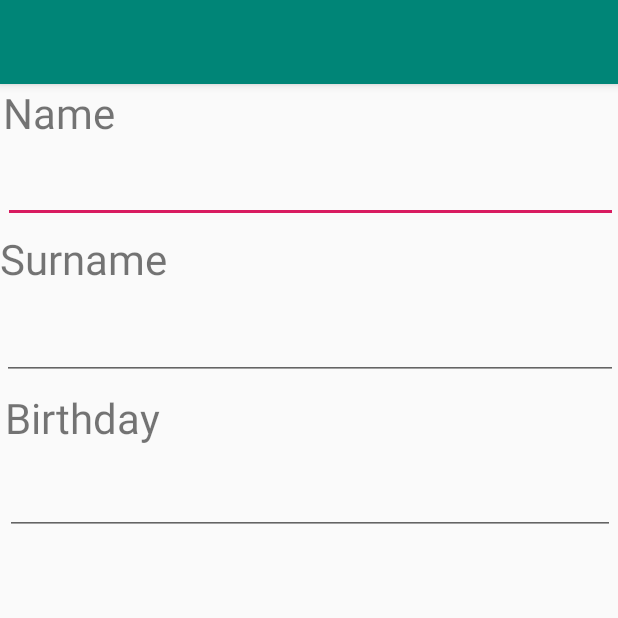
After one commit to ivansc11/android-contactos, an Android app: the CreateContactActivity screen opened directly, with no data from a screen before it, on a phone screen of 412 x 824 dp, the top half of it. The commit adds this screen. Run offline under Robolectric (Android 15) with nearby library versions, the phone set to English and light mode, and no system bars.

Commit message:
Added add contact menu

```diff
--- a/app/build.gradle
+++ b/app/build.gradle
@@ -27,5 +27,6 @@ dependencies {
     androidTestImplementation 'androidx.test:runner:1.1.1'
     androidTestImplementation 'androidx.test.espresso:espresso-core:3.1.1'
     implementation 'androidx.recyclerview:recyclerview:1.0.0'
+    implementation 'com.google.android.material:material:1.0.0'
 
 }
--- /dev/null
+++ b/app/src/main/java/com/example/agenda/CreateContactActivity.java
@@ -0,0 +1,45 @@
+package com.example.agenda;
+
+import androidx.appcompat.app.AppCompatActivity;
+
+import android.app.DatePickerDialog;
+import android.os.Bundle;
+import android.view.View;
+import android.widget.DatePicker;
+import android.widget.EditText;
+
+public class CreateContactActivity extends AppCompatActivity {
+
+
+    EditText etPlannedDate;
+    @Override
+    protected void onCreate(Bundle savedInstanceState) {
+        super.onCreate(savedInstanceState);
+        setContentView(R.layout.activity_create_contact);
+
+        etPlannedDate = (EditText) findViewById(R.id.etPlannedDate);
+        etPlannedDate.setOnClickListener(new View.OnClickListener(){
+            @Override
+            public void onClick(View view) {
+                switch (view.getId()) {
+                    case R.id.etPlannedDate:
+                        showDatePickerDialog();
+                        break;
+                }
+            }
+        });
+    }
+
+    private void showDatePickerDialog() {
+        DatePickerFragment newFragment = DatePickerFragment.newInstance(new DatePickerDialog.OnDateSetListener() {
+            @Override
+            public void onDateSet(DatePicker datePicker, int year, int month, int day) {
+                // +1 because January is zero
+                final String selectedDate = day + " / " + (month+1) + " / " + year;
+                etPlannedDate.setText(selectedDate);
+            }
+        });
+
+        newFragment.show(getSupportFragmentManager(), "datePicker");
+    }
+}
--- /dev/null
+++ b/app/src/main/res/layout/activity_create_contact.xml
@@ -0,0 +1,88 @@
+<?xml version="1.0" encoding="utf-8"?>
+<RelativeLayout xmlns:android="http://schemas.android.com/apk/res/android"
+xmlns:app="http://schemas.android.com/apk/res-auto"
+xmlns:tools="http://schemas.android.com/tools"
+android:layout_width="match_parent"
+android:layout_height="match_parent"
+tools:context=".CreateContactActivity">
+
+
+    <TextView
+        android:id="@+id/textView"
+        android:layout_width="match_parent"
+        android:layout_height="wrap_content"
+        android:layout_alignParentStart="true"
+        android:layout_alignParentTop="true"
+        android:layout_marginStart="2dp"
+        android:layout_marginTop="0dp"
+        android:text="Name"
+        android:textSize="28sp" />
+
+    <EditText
+        android:id="@+id/editText"
+        android:layout_width="match_parent"
+        android:layout_height="wrap_content"
+        android:layout_below="@+id/textView"
+        android:layout_alignParentStart="true"
+        android:layout_marginStart="2dp"
+        android:layout_marginTop="-4dp"
+        android:ems="10"
+        android:inputType="textPersonName"
+        android:textSize="28sp" />
+
+    <TextView
+        android:id="@+id/textView2"
+        android:layout_width="match_parent"
+        android:layout_height="wrap_content"
+        android:layout_alignParentStart="true"
+        android:layout_alignParentTop="true"
+        android:layout_alignParentEnd="true"
+        android:layout_centerHorizontal="true"
+        android:layout_marginStart="0dp"
+        android:layout_marginTop="97dp"
+        android:layout_marginEnd="3dp"
+        android:text="Surname"
+        android:textSize="28sp" />
+
+    <EditText
+        android:id="@+id/editText3"
+        android:layout_width="match_parent"
+        android:layout_height="wrap_content"
+        android:layout_below="@+id/textView2"
+        android:layout_alignParentStart="true"
+        android:layout_marginStart="1dp"
+        android:layout_marginTop="3dp"
+        android:ems="10"
+        android:inputType="textPersonName"
+        android:textSize="28sp" />
+
+    <EditText
+        android:id="@+id/etPlannedDate"
+        android:layout_width="match_parent"
+        android:layout_height="wrap_content"
+        android:layout_below="@+id/textView3"
+        android:layout_alignParentStart="true"
+        android:layout_alignParentEnd="true"
+        android:layout_centerHorizontal="true"
+        android:layout_marginStart="3dp"
+        android:layout_marginTop="14dp"
+        android:layout_marginEnd="2dp"
+        android:clickable="true"
+        android:focusable="false"
+        android:inputType="date"
+        android:maxLines="1" />
+
+    <TextView
+        android:id="@+id/textView3"
+        android:layout_width="match_parent"
+        android:layout_height="wrap_content"
+        android:layout_below="@+id/editText3"
+        android:layout_alignParentStart="true"
+        android:layout_alignParentEnd="true"
+        android:layout_marginStart="3dp"
+        android:layout_marginTop="6dp"
+        android:layout_marginEnd="0dp"
+        android:text="Birthday"
+        android:textSize="28sp" />
+
+</RelativeLayout>
--- a/app/src/main/res/layout/layout_listitem.xml
+++ b/app/src/main/res/layout/layout_listitem.xml
@@ -29,7 +29,7 @@
         android:id="@+id/contact_surname"
         android:layout_width="wrap_content"
         android:layout_height="wrap_content"
-        android:layout_marginLeft="119dp"
+        android:layout_marginLeft="87dp"
         android:layout_marginTop="20dp"
         android:layout_toRightOf="@id/contact_image"
         android:text="Surname"
```
Also changed, not shown: app/src/main/AndroidManifest.xml (+5 -3 lines), app/src/main/java/com/example/agenda/DatePickerFragment.java (added, +36 -0 lines), app/src/main/java/com/example/agenda/MainActivity.java (+8 -0 lines), app/src/main/res/layout/activity_main.xml (+22 -2 lines).
